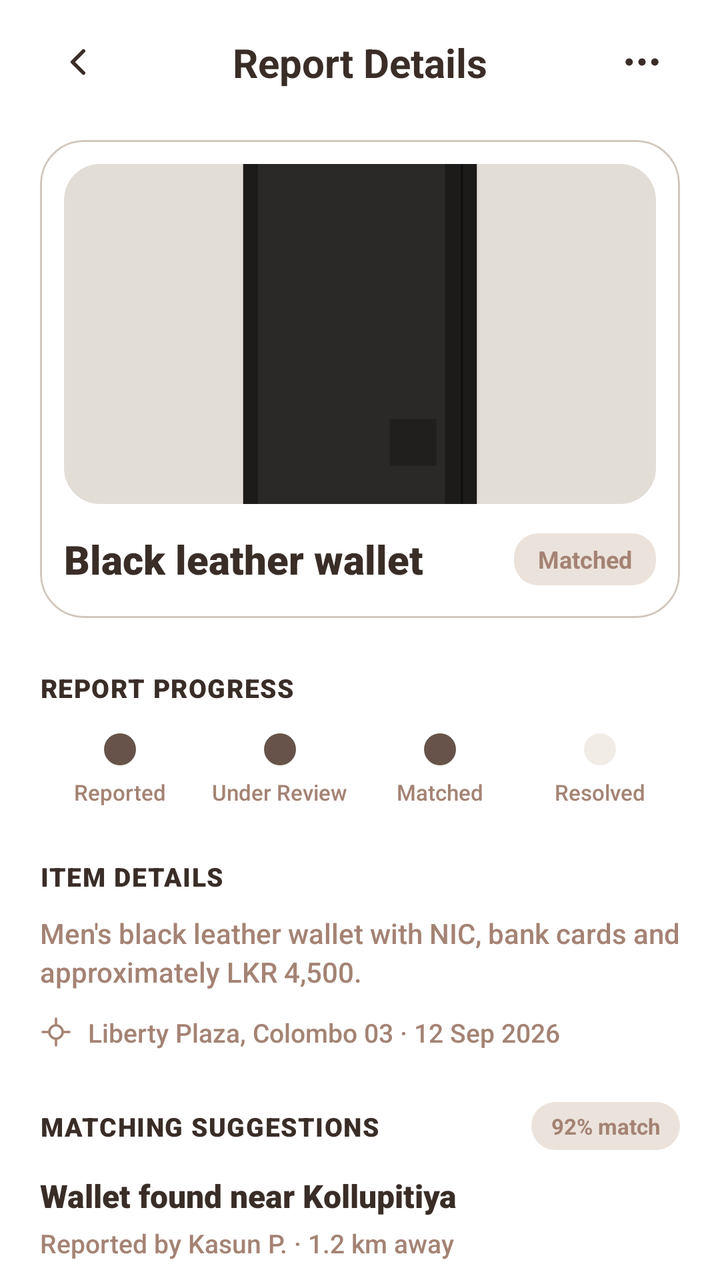
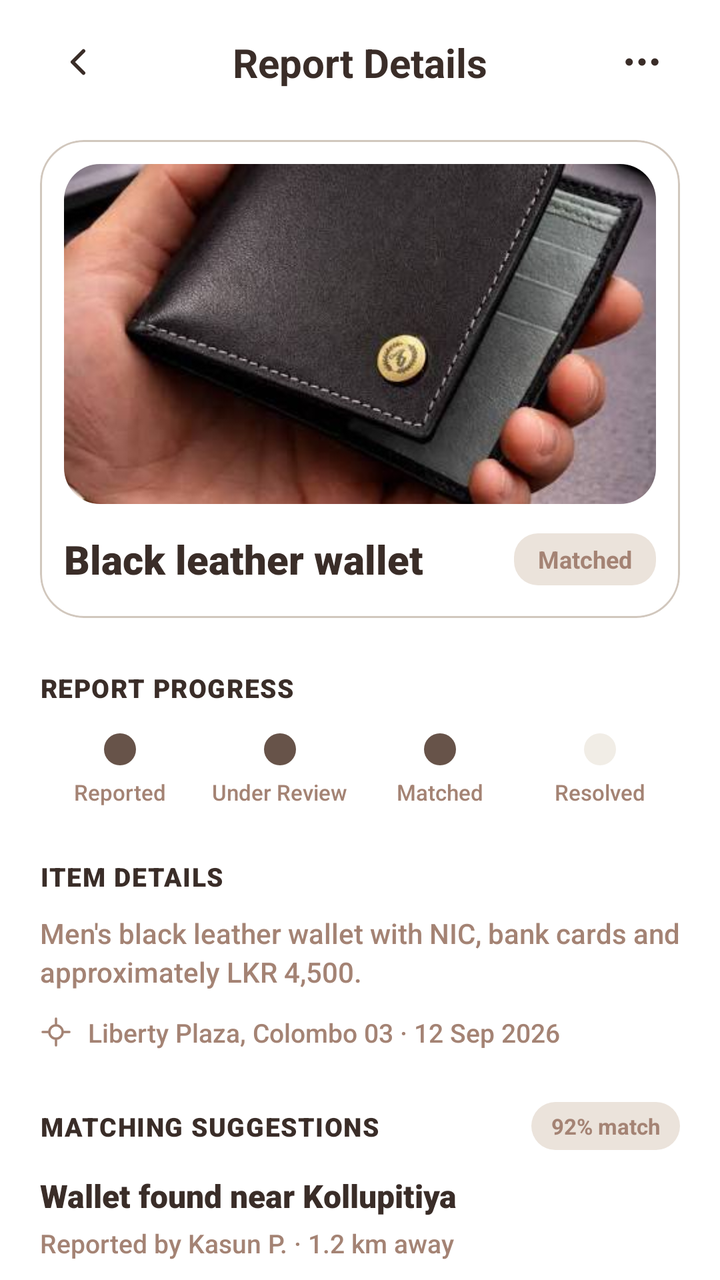

Before-and-after screenshots of an Android layout around one commit, followed by the original layout XML and the change that was made.
<!-- AndroidManifest.xml: application theme Theme.LostAndFound -->
<!-- res/layout/fragment_details.xml -->
<?xml version="1.0" encoding="utf-8"?>
<androidx.core.widget.NestedScrollView xmlns:android="http://schemas.android.com/apk/res/android"
    xmlns:app="http://schemas.android.com/apk/res-auto"
    xmlns:tools="http://schemas.android.com/tools"
    android:id="@+id/scrollBox"
    android:layout_width="match_parent"
    android:layout_height="match_parent"
    android:background="@color/background_screen"
    android:fillViewport="true"
    android:overScrollMode="never"
    tools:context=".DetailsFragment">

    <LinearLayout
        android:layout_width="match_parent"
        android:layout_height="wrap_content"
        android:orientation="vertical"
        android:paddingStart="20dp"
        android:paddingTop="12dp"
        android:paddingEnd="20dp"
        android:paddingBottom="24dp">

        
        <androidx.constraintlayout.widget.ConstraintLayout
            android:id="@+id/headRow"
            android:layout_width="match_parent"
            android:layout_height="wrap_content">

            <ImageView
                android:id="@+id/btnBack"
                android:layout_width="38dp"
                android:layout_height="38dp"
                android:clickable="true"
                android:contentDescription="Back"
                android:focusable="true"
                android:padding="8dp"
                android:src="@drawable/ic_back_chevron"
                app:layout_constraintBottom_toBottomOf="parent"
                app:layout_constraintStart_toStartOf="parent"
                app:layout_constraintTop_toTopOf="parent" />

            <TextView
                android:id="@+id/tvTitle"
                android:layout_width="wrap_content"
                android:layout_height="wrap_content"
                android:fontFamily="sans-serif-bold"
                android:text="Report Details"
                android:textColor="@color/text_primary"
                android:textSize="20sp"
                android:textStyle="bold"
                app:layout_constraintBottom_toBottomOf="parent"
                app:layout_constraintEnd_toEndOf="parent"
                app:layout_constraintStart_toStartOf="parent"
                app:layout_constraintTop_toTopOf="parent" />

            <ImageView
                android:id="@+id/btnMore"
                android:layout_width="38dp"
                android:layout_height="38dp"
                android:clickable="true"
                android:contentDescription="More options"
                android:focusable="true"
                android:padding="8dp"
                android:src="@drawable/ic_more_dots"
                app:layout_constraintBottom_toBottomOf="parent"
                app:layout_constraintEnd_toEndOf="parent"
                app:layout_constraintTop_toTopOf="parent" />
        </androidx.constraintlayout.widget.ConstraintLayout>

        
        <com.google.android.material.card.MaterialCardView
            android:id="@+id/picCard"
            android:layout_width="match_parent"
            android:layout_height="wrap_content"
            android:layout_marginTop="20dp"
            app:cardBackgroundColor="@color/white"
            app:cardCornerRadius="22dp"
            app:cardElevation="0dp"
            app:strokeColor="@color/component_stroke_border"
            app:strokeWidth="1dp">

            <LinearLayout
                android:layout_width="match_parent"
                android:layout_height="wrap_content"
                android:orientation="vertical"
                android:padding="12dp">

                
                <com.google.android.material.imageview.ShapeableImageView
                    android:id="@+id/imgView"
                    android:layout_width="match_parent"
                    android:layout_height="170dp"
                    android:contentDescription="Wallet photo"
                    android:scaleType="centerCrop"
                    android:src="@drawable/img_wallet_banner"
                    app:shapeAppearanceOverlay="@style/ShapeAppearance.RoundedSquare" />

                
                <androidx.constraintlayout.widget.ConstraintLayout
                    android:layout_width="match_parent"
                    android:layout_height="wrap_content"
                    android:layout_marginTop="14dp"
                    android:layout_marginBottom="4dp">

                    <TextView
                        android:id="@+id/tvName"
                        android:layout_width="0dp"
                        android:layout_height="wrap_content"
                        android:layout_marginEnd="8dp"
                        android:fontFamily="sans-serif-black"
                        android:text="Black leather wallet"
                        android:textColor="@color/text_primary"
                        android:textSize="20sp"
                        android:textStyle="bold"
                        app:layout_constraintBottom_toBottomOf="parent"
                        app:layout_constraintEnd_toStartOf="@+id/tagStat"
                        app:layout_constraintStart_toStartOf="parent"
                        app:layout_constraintTop_toTopOf="parent" />

                    <TextView
                        android:id="@+id/tagStat"
                        android:layout_width="wrap_content"
                        android:layout_height="26dp"
                        android:background="@drawable/bg_badge_neutral"
                        android:gravity="center"
                        android:paddingStart="12dp"
                        android:paddingEnd="12dp"
                        android:text="Matched"
                        android:textColor="@color/see_all_color"
                        android:textSize="12sp"
                        android:textStyle="bold"
                        app:layout_constraintBottom_toBottomOf="parent"
                        app:layout_constraintEnd_toEndOf="parent"
                        app:layout_constraintTop_toTopOf="parent" />
                </androidx.constraintlayout.widget.ConstraintLayout>

            </LinearLayout>
        </com.google.android.material.card.MaterialCardView>

        
        <TextView
            android:id="@+id/secProg"
            android:layout_width="wrap_content"
            android:layout_height="wrap_content"
            android:layout_marginTop="26dp"
            android:fontFamily="sans-serif-black"
            android:letterSpacing="0.04"
            android:text="REPORT PROGRESS"
            android:textColor="@color/text_primary"
            android:textSize="13sp"
            android:textStyle="bold" />

        
        <LinearLayout
            android:id="@+id/rowProg"
            android:layout_width="match_parent"
            android:layout_height="wrap_content"
            android:layout_marginTop="14dp"
            android:baselineAligned="false"
            android:orientation="horizontal">

            
            <LinearLayout
                android:layout_width="0dp"
                android:layout_height="wrap_content"
                android:layout_weight="1"
                android:gravity="center"
                android:orientation="vertical">

                <View
                    android:layout_width="16dp"
                    android:layout_height="16dp"
                    android:background="@drawable/bg_circle_black"
                    android:backgroundTint="#675349" />

                <TextView
                    android:layout_width="wrap_content"
                    android:layout_height="wrap_content"
                    android:layout_marginTop="6dp"
                    android:fontFamily="sans-serif-medium"
                    android:text="Reported"
                    android:textColor="@color/text_secondary"
                    android:textSize="11sp" />
            </LinearLayout>

            
            <LinearLayout
                android:layout_width="0dp"
                android:layout_height="wrap_content"
                android:layout_weight="1"
                android:gravity="center"
                android:orientation="vertical">

                <View
                    android:layout_width="16dp"
                    android:layout_height="16dp"
                    android:background="@drawable/bg_circle_black"
                    android:backgroundTint="#675349" />

                <TextView
                    android:layout_width="wrap_content"
                    android:layout_height="wrap_content"
                    android:layout_marginTop="6dp"
                    android:fontFamily="sans-serif-medium"
                    android:text="Under Review"
                    android:textColor="@color/text_secondary"
                    android:textSize="11sp" />
            </LinearLayout>

            
            <LinearLayout
                android:layout_width="0dp"
                android:layout_height="wrap_content"
                android:layout_weight="1"
                android:gravity="center"
                android:orientation="vertical">

                <View
                    android:layout_width="16dp"
                    android:layout_height="16dp"
                    android:background="@drawable/bg_circle_black"
                    android:backgroundTint="#675349" />

                <TextView
                    android:layout_width="wrap_content"
                    android:layout_height="wrap_content"
                    android:layout_marginTop="6dp"
                    android:fontFamily="sans-serif-medium"
                    android:text="Matched"
                    android:textColor="@color/text_secondary"
                    android:textSize="11sp" />
            </LinearLayout>

            
            <LinearLayout
                android:layout_width="0dp"
                android:layout_height="wrap_content"
                android:layout_weight="1"
                android:gravity="center"
                android:orientation="vertical">

                <View
                    android:layout_width="16dp"
                    android:layout_height="16dp"
                    android:background="@drawable/bg_circle_black"
                    android:backgroundTint="#F1EDE6" />

                <TextView
                    android:layout_width="wrap_content"
                    android:layout_height="wrap_content"
                    android:layout_marginTop="6dp"
                    android:fontFamily="sans-serif-medium"
                    android:text="Resolved"
                    android:textColor="@color/text_secondary"
                    android:textSize="11sp" />
            </LinearLayout>
        </LinearLayout>

        
        <TextView
            android:id="@+id/secItem"
            android:layout_width="wrap_content"
            android:layout_height="wrap_content"
            android:layout_marginTop="26dp"
            android:fontFamily="sans-serif-black"
            android:letterSpacing="0.04"
            android:text="ITEM DETAILS"
            android:textColor="@color/text_primary"
            android:textSize="13sp"
            android:textStyle="bold" />

        <TextView
            android:id="@+id/tvDesc"
            android:layout_width="match_parent"
            android:layout_height="wrap_content"
            android:layout_marginTop="10dp"
            android:fontFamily="sans-serif-medium"
            android:lineSpacingExtra="3dp"
            android:text="Men's black leather wallet with NIC, bank cards and approximately LKR 4,500."
            android:textColor="@color/text_secondary"
            android:textSize="14sp" />

        
        <LinearLayout
            android:id="@+id/rowLoc"
            android:layout_width="wrap_content"
            android:layout_height="wrap_content"
            android:layout_marginTop="12dp"
            android:gravity="center_vertical"
            android:orientation="horizontal">

            <ImageView
                android:layout_width="16dp"
                android:layout_height="16dp"
                android:contentDescription="Location"
                android:src="@drawable/ic_gps_target" />

            <TextView
                android:id="@+id/tvLoc"
                android:layout_width="wrap_content"
                android:layout_height="wrap_content"
                android:layout_marginStart="8dp"
                android:fontFamily="sans-serif-medium"
                android:text="Liberty Plaza, Colombo 03 · 12 Sep 2026"
                android:textColor="@color/text_secondary"
                android:textSize="13sp" />
        </LinearLayout>

        
        <androidx.constraintlayout.widget.ConstraintLayout
            android:id="@+id/rowMatch"
            android:layout_width="match_parent"
            android:layout_height="wrap_content"
            android:layout_marginTop="26dp">

            <TextView
                android:id="@+id/secMatch"
                android:layout_width="wrap_content"
                android:layout_height="wrap_content"
                android:fontFamily="sans-serif-black"
                android:letterSpacing="0.04"
                android:text="MATCHING SUGGESTIONS"
                android:textColor="@color/text_primary"
                android:textSize="13sp"
                android:textStyle="bold"
                app:layout_constraintBottom_toBottomOf="parent"
                app:layout_constraintStart_toStartOf="parent"
                app:layout_constraintTop_toTopOf="parent" />

            <TextView
                android:id="@+id/tagRate"
                android:layout_width="wrap_content"
                android:layout_height="24dp"
                android:background="@drawable/bg_badge_neutral"
                android:gravity="center"
                android:paddingStart="10dp"
                android:paddingEnd="10dp"
                android:text="92% match"
                android:textColor="@color/see_all_color"
                android:textSize="11sp"
                android:textStyle="bold"
                app:layout_constraintBottom_toBottomOf="parent"
                app:layout_constraintEnd_toEndOf="parent"
                app:layout_constraintTop_toTopOf="parent" />
        </androidx.constraintlayout.widget.ConstraintLayout>

        
        <TextView
            android:id="@+id/tvSug"
            android:layout_width="wrap_content"
            android:layout_height="wrap_content"
            android:layout_marginTop="12dp"
            android:fontFamily="sans-serif-black"
            android:text="Wallet found near Kollupitiya"
            android:textColor="@color/text_primary"
            android:textSize="16sp"
            android:textStyle="bold" />

        <TextView
            android:id="@+id/tvSub"
            android:layout_width="wrap_content"
            android:layout_height="wrap_content"
            android:layout_marginTop="4dp"
            android:fontFamily="sans-serif-medium"
            android:text="Reported by Kasun P. · 1.2 km away"
            android:textColor="@color/text_secondary"
            android:textSize="13sp" />

        
        <LinearLayout
            android:id="@+id/rowAct"
            android:layout_width="match_parent"
            android:layout_height="wrap_content"
            android:layout_marginTop="20dp"
            android:orientation="horizontal">

            <TextView
                android:id="@+id/btnEdit"
                android:layout_width="0dp"
                android:layout_height="48dp"
                android:layout_marginEnd="8dp"
                android:layout_weight="1"
                android:background="@drawable/bg_btn_outline"
                android:clickable="true"
                android:focusable="true"
                android:gravity="center"
                android:text="Edit"
                android:textColor="@color/text_primary"
                android:textSize="15sp"
                android:textStyle="bold" />

            <TextView
                android:id="@+id/btnRes"
                android:layout_width="0dp"
                android:layout_height="48dp"
                android:layout_marginStart="8dp"
                android:layout_weight="1.2"
                android:background="@drawable/bg_btn_approve"
                android:clickable="true"
                android:focusable="true"
                android:gravity="center"
                android:text="Mark Resolved"
                android:textColor="@color/white"
                android:textSize="15sp"
                android:textStyle="bold" />
        </LinearLayout>

        
        <TextView
            android:id="@+id/btnDel"
            android:layout_width="match_parent"
            android:layout_height="48dp"
            android:layout_marginTop="12dp"
            android:background="@drawable/bg_btn_reject"
            android:clickable="true"
            android:focusable="true"
            android:gravity="center"
            android:text="Delete report"
            android:textColor="@color/white"
            android:textSize="15sp"
            android:textStyle="bold" />

    </LinearLayout>
</androidx.core.widget.NestedScrollView>
<!-- resources referenced by this layout -->
<resources>
  <color name="background_screen">#FFFFFFFF</color>
  <color name="component_stroke_border">#FFD1C7BD</color>
  <color name="see_all_color">#FFA48374</color>
  <color name="text_primary">#FF3A2D28</color>
  <color name="text_secondary">#FFA48374</color>
  <color name="white">#FFFFFFFF</color>
  <!-- drawable bg_badge_neutral (drawable) -->
  <?xml version="1.0" encoding="utf-8"?>
  <shape xmlns:android="http://schemas.android.com/apk/res/android"
      android:shape="rectangle">
      <corners android:radius="12dp" />
      <solid android:color="@color/nude_cream" />
  </shape>
  <!-- drawable bg_btn_approve (drawable) -->
  <?xml version="1.0" encoding="utf-8"?>
  <shape xmlns:android="http://schemas.android.com/apk/res/android"
      android:shape="rectangle">
      <corners android:radius="16dp" />
      <solid android:color="@color/btn_approve" />
  </shape>
  <!-- drawable bg_btn_outline (drawable) -->
  <?xml version="1.0" encoding="utf-8"?>
  <shape xmlns:android="http://schemas.android.com/apk/res/android"
      android:shape="rectangle">
      <corners android:radius="16dp" />
      <stroke
          android:width="1dp"
          android:color="#D8CEC5" />
      <solid android:color="@color/white" />
  </shape>
  <!-- drawable bg_btn_reject (drawable) -->
  <?xml version="1.0" encoding="utf-8"?>
  <shape xmlns:android="http://schemas.android.com/apk/res/android"
      android:shape="rectangle">
      <corners android:radius="14dp" />
      <solid android:color="@color/btn_reject" />
  </shape>
  <!-- drawable bg_circle_black (drawable) -->
  <?xml version="1.0" encoding="utf-8"?>
  <shape xmlns:android="http://schemas.android.com/apk/res/android"
      android:shape="oval">
      <solid android:color="@color/black" />
  </shape>
  <!-- drawable ic_more_dots (drawable) -->
  <vector xmlns:android="http://schemas.android.com/apk/res/android"
      android:width="24dp"
      android:height="24dp"
      android:viewportWidth="24"
      android:viewportHeight="24">
    <path
        android:fillColor="#3A2D28"
        android:pathData="M5,12m-2,0a2,2 0 1,1 4,0a2,2 0 1,1 -4,0M12,12m-2,0a2,2 0 1,1 4,0a2,2 0 1,1 -4,0M19,12m-2,0a2,2 0 1,1 4,0a2,2 0 1,1 -4,0" />
  </vector>
  <!-- drawable img_wallet_banner (drawable) -->
  <vector xmlns:android="http://schemas.android.com/apk/res/android"
      android:width="300dp"
      android:height="160dp"
      android:viewportWidth="300"
      android:viewportHeight="160">
  
      
      <path
          android:fillColor="#E3DDD7"
          android:pathData="M0,0h300v160H0z" />
  
      
      <path
          android:fillColor="#1C1B1A"
          android:pathData="M95,0h110v160H95z" />
  
      
      <path
          android:fillColor="#2B2928"
          android:pathData="M102,0h88v160h-88z" />
  
      
      <path
          android:fillColor="@android:color/transparent"
          android:strokeColor="#111111"
          android:strokeWidth="1.2"
          android:pathData="M198,0v160" />
  
      
      <path
          android:fillColor="#211F1E"
          android:pathData="M164,120h22v22h-22z" />
  
  </vector>
  <style name="ShapeAppearance.RoundedSquare" parent="">
          <item name="cornerFamily">rounded</item>
          <item name="cornerSize">18dp</item>
      </style>
  <style name="Theme.LostAndFound" parent="Base.Theme.LostAndFound" />
  <color name="nude_cream">#FFEBE3DB</color>
  <color name="btn_approve">#FF675349</color>
  <color name="btn_reject">#FFD44343</color>
  <color name="black">#FF000000</color>
  <style name="Base.Theme.LostAndFound" parent="Theme.Material3.DayNight.NoActionBar">
          
          <item name="android:statusBarColor">@color/white</item>
          <item name="android:windowLightStatusBar" tools:targetApi="m">true</item>
          <item name="android:navigationBarColor">@color/white</item>
          <item name="android:windowLightNavigationBar" tools:targetApi="o_mr1">true</item>
      </style>
  <!-- unchanged entries left out for length: 2 -->
</resources>

<!-- the commit's change to res/layout/fragment_details.xml (unified diff, before → after) -->
@@ -91,7 +91,7 @@
                     android:layout_height="170dp"
                     android:contentDescription="Wallet photo"
                     android:scaleType="centerCrop"
-                    android:src="@drawable/img_wallet_banner"
+                    android:src="@drawable/img_wallet"
                     app:shapeAppearanceOverlay="@style/ShapeAppearance.RoundedSquare" />
 
                 
<!-- resource entries referenced after the edit -->
@@ -53,41 +53,7 @@
         android:fillColor="#3A2D28"
         android:pathData="M5,12m-2,0a2,2 0 1,1 4,0a2,2 0 1,1 -4,0M12,12m-2,0a2,2 0 1,1 4,0a2,2 0 1,1 -4,0M19,12m-2,0a2,2 0 1,1 4,0a2,2 0 1,1 -4,0" />
   </vector>
-  <!-- drawable img_wallet_banner (drawable) -->
-  <vector xmlns:android="http://schemas.android.com/apk/res/android"
-      android:width="300dp"
-      android:height="160dp"
-      android:viewportWidth="300"
-      android:viewportHeight="160">
-  
-      
-      <path
-          android:fillColor="#E3DDD7"
-          android:pathData="M0,0h300v160H0z" />
-  
-      
-      <path
-          android:fillColor="#1C1B1A"
-          android:pathData="M95,0h110v160H95z" />
-  
-      
-      <path
-          android:fillColor="#2B2928"
-          android:pathData="M102,0h88v160h-88z" />
-  
-      
-      <path
-          android:fillColor="@android:color/transparent"
-          android:strokeColor="#111111"
-          android:strokeWidth="1.2"
-          android:pathData="M198,0v160" />
-  
-      
-      <path
-          android:fillColor="#211F1E"
-          android:pathData="M164,120h22v22h-22z" />
-  
-  </vector>
+  <!-- drawable img_wallet: png bitmap (drawable, 27192 bytes) -->
   <style name="ShapeAppearance.RoundedSquare" parent="">
           <item name="cornerFamily">rounded</item>
           <item name="cornerSize">18dp</item>
